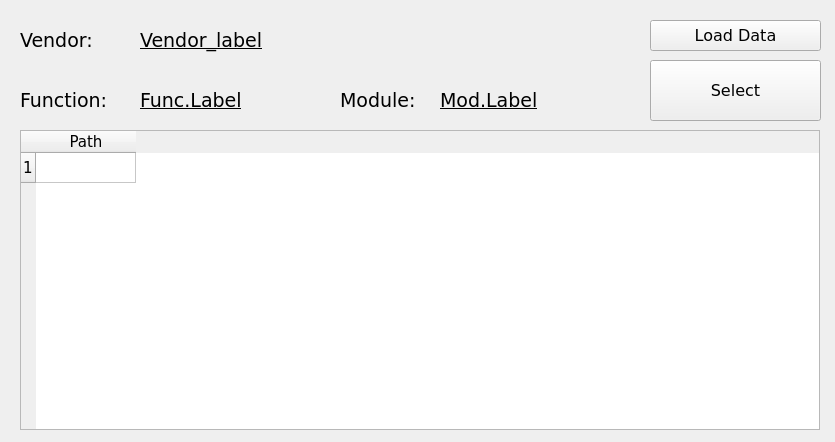
ToroSU/DL_Creator, file wlanbt_select.ui: the form before one commit.
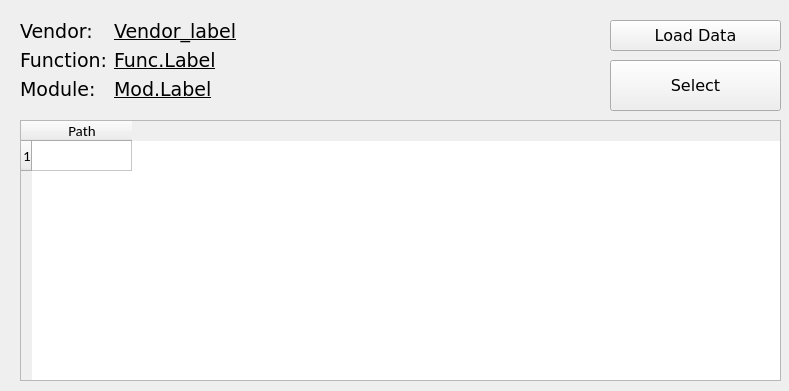
The form after the commit.

Commit message: Fix: tiny modify Wlan/BT GUI

```diff
--- a/wlanbt_select.ui
+++ b/wlanbt_select.ui
@@ -6,8 +6,8 @@
    <rect>
     <x>0</x>
     <y>0</y>
-    <width>835</width>
-    <height>442</height>
+    <width>789</width>
+    <height>391</height>
    </rect>
   </property>
   <property name="windowTitle">
@@ -16,10 +16,10 @@
   <widget class="QPushButton" name="select_pushButton">
    <property name="geometry">
     <rect>
-     <x>650</x>
+     <x>610</x>
      <y>60</y>
      <width>171</width>
-     <height>61</height>
+     <height>51</height>
     </rect>
    </property>
    <property name="font">
@@ -32,87 +32,10 @@
     <string>Select</string>
    </property>
   </widget>
-  <widget class="QLabel" name="label">
-   <property name="geometry">
-    <rect>
-     <x>20</x>
-     <y>20</y>
-     <width>131</width>
-     <height>41</height>
-    </rect>
-   </property>
-   <property name="font">
-    <font>
-     <family>Verdana</family>
-     <pointsize>14</pointsize>
-    </font>
-   </property>
-   <property name="text">
-    <string>Vendor:</string>
-   </property>
-  </widget>
-  <widget class="QLabel" name="label_2">
-   <property name="geometry">
-    <rect>
-     <x>20</x>
-     <y>80</y>
-     <width>131</width>
-     <height>41</height>
-    </rect>
-   </property>
-   <property name="font">
-    <font>
-     <family>Verdana</family>
-     <pointsize>14</pointsize>
-    </font>
-   </property>
-   <property name="text">
-    <string>Function:</string>
-   </property>
-  </widget>
-  <widget class="QLabel" name="label_3">
-   <property name="geometry">
-    <rect>
-     <x>340</x>
-     <y>80</y>
-     <width>101</width>
-     <height>41</height>
-    </rect>
-   </property>
-   <property name="font">
-    <font>
-     <family>Verdana</family>
-     <pointsize>14</pointsize>
-    </font>
-   </property>
-   <property name="text">
-    <string>Module:</string>
-   </property>
-  </widget>
-  <widget class="QLabel" name="vendor_label">
-   <property name="geometry">
-    <rect>
-     <x>140</x>
-     <y>20</y>
-     <width>241</width>
-     <height>41</height>
-    </rect>
-   </property>
-   <property name="font">
-    <font>
-     <family>Verdana</family>
-     <pointsize>14</pointsize>
-     <underline>true</underline>
-    </font>
-   </property>
-   <property name="text">
-    <string>Vendor_label</string>
-   </property>
-  </widget>
   <widget class="QPushButton" name="loadData_pushButton">
    <property name="geometry">
     <rect>
-     <x>650</x>
+     <x>610</x>
      <y>20</y>
      <width>171</width>
      <height>31</height>
@@ -128,53 +51,13 @@
     <string>Load Data</string>
    </property>
   </widget>
-  <widget class="QLabel" name="function_label">
-   <property name="geometry">
-    <rect>
-     <x>140</x>
-     <y>80</y>
-     <width>191</width>
-     <height>41</height>
-    </rect>
-   </property>
-   <property name="font">
-    <font>
-     <family>Verdana</family>
-     <pointsize>14</pointsize>
-     <underline>true</underline>
-    </font>
-   </property>
-   <property name="text">
-    <string>Func.Label</string>
-   </property>
-  </widget>
-  <widget class="QLabel" name="module_label">
-   <property name="geometry">
-    <rect>
-     <x>440</x>
-     <y>80</y>
-     <width>191</width>
-     <height>41</height>
-    </rect>
-   </property>
-   <property name="font">
-    <font>
-     <family>Verdana</family>
-     <pointsize>14</pointsize>
-     <underline>true</underline>
-    </font>
-   </property>
-   <property name="text">
-    <string>Mod.Label</string>
-   </property>
-  </widget>
   <widget class="QTableWidget" name="tableWidget">
    <property name="geometry">
     <rect>
      <x>20</x>
-     <y>130</y>
-     <width>800</width>
-     <height>300</height>
+     <y>120</y>
+     <width>761</width>
+     <height>261</height>
     </rect>
    </property>
    <property name="font">
@@ -183,20 +66,129 @@
      <pointsize>11</pointsize>
     </font>
    </property>
+   <property name="sizeAdjustPolicy">
+    <enum>QAbstractScrollArea::AdjustIgnored</enum>
+   </property>
    <property name="editTriggers">
     <set>QAbstractItemView::NoEditTriggers</set>
    </property>
+   <property name="textElideMode">
+    <enum>Qt::ElideRight</enum>
+   </property>
    <row>
     <property name="text">
      <string>1</string>
     </property>
+    <property name="font">
+     <font>
+      <family>Calibri</family>
+     </font>
+    </property>
    </row>
    <column>
     <property name="text">
      <string>Path</string>
     </property>
+    <property name="font">
+     <font>
+      <family>Calibri</family>
+     </font>
+    </property>
    </column>
   </widget>
+  <widget class="QWidget" name="layoutWidget">
+   <property name="geometry">
+    <rect>
+     <x>20</x>
+     <y>20</y>
+     <width>331</width>
+     <height>91</height>
+    </rect>
+   </property>
+   <layout class="QFormLayout" name="formLayout">
+    <item row="0" column="0">
+     <widget class="QLabel" name="label">
+      <property name="font">
+       <font>
+        <family>Verdana</family>
+        <pointsize>14</pointsize>
+       </font>
+      </property>
+      <property name="text">
+       <string>Vendor:</string>
+      </property>
+     </widget>
+    </item>
+    <item row="0" column="1">
+     <widget class="QLabel" name="vendor_label">
+      <property name="font">
+       <font>
+        <family>Verdana</family>
+        <pointsize>14</pointsize>
+        <underline>true</underline>
+       </font>
+      </property>
+      <property name="text">
+       <string>Vendor_label</string>
+      </property>
+     </widget>
+    </item>
+    <item row="1" column="0">
+     <widget class="QLabel" name="label_2">
+      <property name="font">
+       <font>
+        <family>Verdana</family>
+        <pointsize>14</pointsize>
+       </font>
+      </property>
+      <property name="text">
+       <string>Function:</string>
+      </property>
+     </widget>
+    </item>
+    <item row="1" column="1">
+     <widget class="QLabel" name="function_label">
+      <property name="font">
+       <font>
+        <family>Verdana</family>
+        <pointsize>14</pointsize>
+        <underline>true</underline>
+       </font>
+      </property>
+      <property name="text">
+       <string>Func.Label</string>
+      </property>
+     </widget>
+    </item>
+    <item row="2" column="0">
+     <widget class="QLabel" name="label_3">
+      <property name="font">
+       <font>
+        <family>Verdana</family>
+        <pointsize>14</pointsize>
+       </font>
+      </property>
+      <property name="text">
+       <string>Module:</string>
+      </property>
+     </widget>
+    </item>
+    <item row="2" column="1">
+     <widget class="QLabel" name="module_label">
+      <property name="font">
+       <font>
+        <family>Verdana</family>
+        <pointsize>14</pointsize>
+        <underline>true</underline>
+       </font>
+      </property>
+      <property name="text">
+       <string>Mod.Label</string>
+      </property>
+     </widget>
+    </item>
+   </layout>
+  </widget>
  </widget>
  <resources/>
  <connections/>
```
The commit also changes 1 other file.
